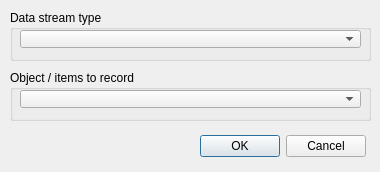
CoppeliaRobotics/coppeliaSimLib, file ui/qdlgdatastreamselection.ui: the form before one commit.
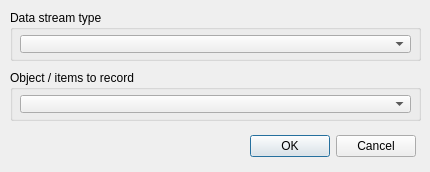
The form after the commit.

The edit to the form file:
```diff
--- a/ui/qdlgdatastreamselection.ui
+++ b/ui/qdlgdatastreamselection.ui
@@ -6,7 +6,7 @@
    <rect>
     <x>0</x>
     <y>0</y>
-    <width>380</width>
+    <width>430</width>
     <height>172</height>
    </rect>
   </property>
@@ -21,7 +21,7 @@
     <rect>
      <x>10</x>
      <y>10</y>
-     <width>361</width>
+     <width>411</width>
      <height>51</height>
     </rect>
    </property>
@@ -35,8 +35,8 @@
     <property name="geometry">
      <rect>
       <x>10</x>
-      <y>20</y>
-      <width>341</width>
+      <y>25</y>
+      <width>391</width>
       <height>18</height>
      </rect>
     </property>
@@ -50,7 +50,7 @@
     <rect>
      <x>10</x>
      <y>70</y>
-     <width>361</width>
+     <width>411</width>
      <height>51</height>
     </rect>
    </property>
@@ -64,8 +64,8 @@
     <property name="geometry">
      <rect>
       <x>10</x>
-      <y>20</y>
-      <width>341</width>
+      <y>25</y>
+      <width>391</width>
       <height>18</height>
      </rect>
     </property>
@@ -79,7 +79,7 @@
     <rect>
      <x>15</x>
      <y>130</y>
-     <width>351</width>
+     <width>401</width>
      <height>32</height>
     </rect>
    </property>
```
